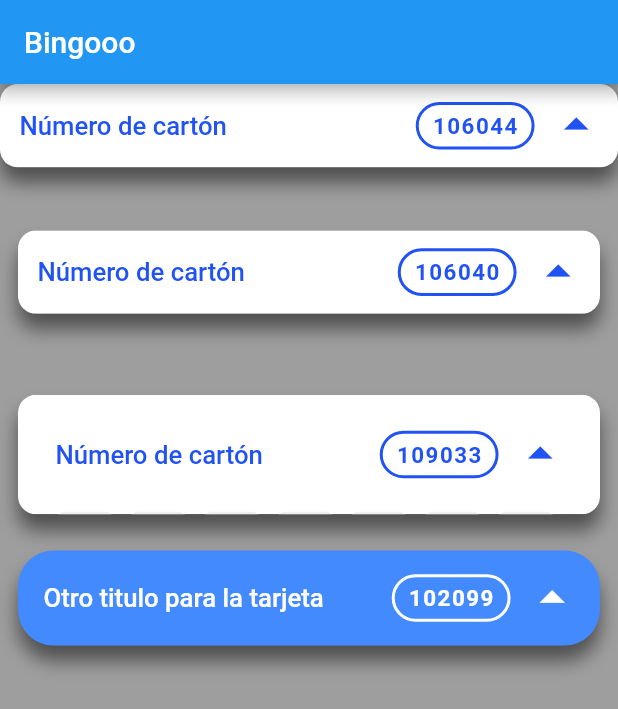
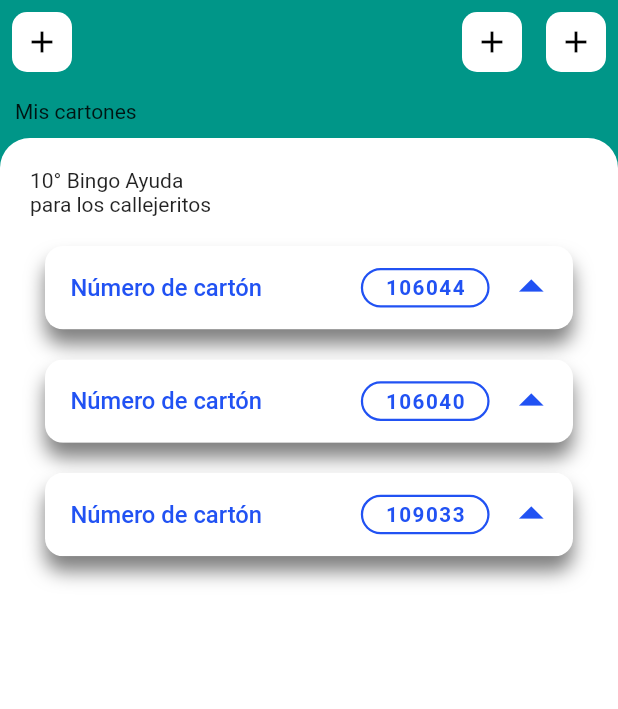
Before and after one commit to flourdes/folding_cardboard, a Flutter app: the screen it shows after launch, on a phone screen of 412 x 824 dp. Shown: the top 709 px of the screen. Run offline on Flutter 3.47's test engine with Material 2 defaults, Android fonts, the light colour scheme and no system bars.

Commit message:
Update
cambio

```diff
--- a/lib/folding_cardboard_component.dart
+++ b/lib/folding_cardboard_component.dart
@@ -1,15 +1,15 @@
 import 'package:flutter/material.dart';
-import 'models/lottery_ticket_model.dart';
+import 'models/bingo_ticket_model.dart';
 
 class FoldingCardboardComponent extends StatefulWidget {
   final String id = "folding_cardboard_component";
   final Color color;
   final String title;
-  final LotteryTicketModel lotteryTicketModel;
+  final BingoTicketModel bingoTicketModel;
   const FoldingCardboardComponent(
       {super.key,
       this.title = "Número de cartón",
-      required this.lotteryTicketModel,
+      required this.bingoTicketModel,
       this.color = Colors.blue});
 
   @override
@@ -49,8 +49,8 @@ class _FoldingCardboardComponentState extends State<FoldingCardboardComponent> {
     );
   }
   String addNumbers(index){
-    if(index < widget.lotteryTicketModel.numberList.length){
-      return widget.lotteryTicketModel.numberList[index].toString();
+    if(index < widget.bingoTicketModel.numberList.length){
+      return widget.bingoTicketModel.numberList[index].toString();
     }else{
       return "-";
     }
@@ -85,7 +85,7 @@ class _FoldingCardboardComponentState extends State<FoldingCardboardComponent> {
                           borderRadius: BorderRadius.circular(20),
                         ),
                         child: Text(
-                          widget.lotteryTicketModel.number.toString(),
+                          widget.bingoTicketModel.number.toString(),
                           style: const TextStyle(color: Colors.blue, fontWeight: FontWeight.w600, letterSpacing: 1),
                         ),
                       ),
--- a/lib/folding_cardboard_component_custom.dart
+++ b/lib/folding_cardboard_component_custom.dart
@@ -1,5 +1,5 @@
 import 'package:flutter/material.dart';
-import 'models/lottery_ticket_model.dart';
+import 'models/bingo_ticket_model.dart';
 
 class FoldingCardboardComponentCustom extends StatefulWidget {
   final Color colorMain;
@@ -7,7 +7,7 @@ class FoldingCardboardComponentCustom extends StatefulWidget {
   final Color cellColor;
   final Color cellText;
   final String title;
-  final LotteryTicketModel lotteryTicketModel;
+  final BingoTicketModel bingoTicketModel;
   final EdgeInsetsGeometry padding;
   final double borderRadiusCircularCardBoard;
   final double borderRadiusCircularCell;
@@ -15,7 +15,7 @@ class FoldingCardboardComponentCustom extends StatefulWidget {
   const FoldingCardboardComponentCustom({
     Key? key,
     this.title = "Número de cartón",
-    required this.lotteryTicketModel,
+    required this.bingoTicketModel,
     this.colorMain = const Color.fromARGB(255, 33, 82, 243),
     this.backgroundColor = Colors.white,
     this.cellText = Colors.black54,
@@ -39,28 +39,30 @@ class _FoldingCardboardComponentCustomState
   @override
   Widget build(BuildContext context) {
     final double size = MediaQuery.of(context).size.width.toDouble();
-    late final double sizeCell = size / 9 >= 52 ? 52 : size / 9;
-    late final double sizeNumber = size / 9 >= 52 ? 19.5 : size / 24;
-    late final double sizeText = size / 9 >= 52 ? 19.5 : size / 24;
+    late final double sizeCell = size/9;//size / 9 >= 45 ? 45 : size / 9;
+    late final double sizeNumber = size / 9 >= 63 ? 23.625 : size / 24;;//size / 9 >= 52 ? 19.5 : size / 24;
+    late final double sizeText = size / 9 >= 52 ? 19.5 : size / 26;
     late final double sizeContainerMainNumber =
-        size / 5.2 >= 90 ? 90 : size / 5.2;
+        size / 4.8 >= 90 ? 90 : size / 4.8;
     late final double sizeIcon = size / 10.4 >= 45 ? 45 : size / 10.4;
-
+    late final double sizeWidget = sizeCell * 7 + widget.padding.horizontal.toDouble() * 2 + 5 * 14;
+    const double marginCell = 3;
     List<TableRow> carton = List.generate(
         5,
         (indexCol) => TableRow(
             children: List.generate(
                 7,
                 (indexRow) =>
-                    _cell(indexCol * 7 + indexRow, sizeCell, sizeNumber))));
+                    _cell(indexCol * 7 + indexRow, sizeCell, sizeNumber, marginCell))));
     return _expansionTable(
-        carton, sizeCell, sizeText, sizeContainerMainNumber, sizeIcon);
+        carton, sizeCell, sizeText, sizeContainerMainNumber, sizeIcon,sizeWidget,marginCell);
   }
 
   void onTap() {
     setState(() {
       if (!_isOpen) {
-        sizeTable = (MediaQuery.of(context).size.width.toDouble() / 9 >= 52
+        sizeTable =
+        (MediaQuery.of(context).size.width.toDouble() / 9 >= 52
                 ? 52
                 : (MediaQuery.of(context).size.width.toDouble() / 9) * 5) +
             55;
@@ -71,22 +73,24 @@ class _FoldingCardboardComponentCustomState
     });
   }
 
-  _cell(index, sizeCell, sizeNumber) {
+  _cell(index, sizeCell, sizeNumber, marginCell) {
     return Container(
       width: sizeCell,
       height: sizeCell,
-      margin: const EdgeInsets.all(
-          5), //index%7 == 0 ? const EdgeInsets.only(right: 5) : const EdgeInsets.only(left: 5),
+      margin: EdgeInsets.all(
+          marginCell), //index%7 == 0 ? const EdgeInsets.only(right: 5) : const EdgeInsets.only(left: 5),
       decoration: BoxDecoration(
           color: widget.cellColor, //Colors.grey.shade200
           borderRadius: BorderRadius.circular(widget.borderRadiusCircularCell),
-          boxShadow: [
+          /*boxShadow: [
             BoxShadow(
               color: widget.cellColor.withOpacity(0.9),
               blurRadius: 1,
               offset: const Offset(3.5, 3.5),
             ),
-          ]),
+          ]
+          */
+          ),
       alignment: Alignment.center,
       child: Text(
         addNumbers(index),
@@ -100,15 +104,15 @@ class _FoldingCardboardComponentCustomState
   }
 
   String addNumbers(index) {
-    if (index < widget.lotteryTicketModel.numberList.length) {
-      return widget.lotteryTicketModel.numberList[index].toString();
+    if (index < widget.bingoTicketModel.numberList.length) {
+      return widget.bingoTicketModel.numberList[index].toString();
     } else {
       return "-";
     }
   }
 
   _expansionTable(
-      carton, sizeCell, sizeText, sizeContainerMainNumber, sizeIcon) {
+      carton, sizeCell, sizeText, sizeContainerMainNumber, sizeIcon,sizeWidget,marginCell) {
     return Container(
       decoration: BoxDecoration(
           borderRadius:
@@ -126,7 +130,7 @@ class _FoldingCardboardComponentCustomState
           borderRadius:
               BorderRadius.circular(widget.borderRadiusCircularCardBoard),
           child: Container(
-            width: double.infinity,
+            width: sizeWidget,//double.infinity,
             decoration: BoxDecoration(
               color: widget.backgroundColor,
             ),
@@ -142,11 +146,11 @@ class _FoldingCardboardComponentCustomState
                     mainAxisAlignment: MainAxisAlignment.spaceBetween,
                     children: [
                       Text(
-                          widget.title,
+                        " ${widget.title}",
                         style: TextStyle(
                           fontSize: sizeText,
                           fontWeight: FontWeight.w500,
-                            color: widget.colorMain, //colorMain
+                          color: widget.colorMain, //topBarColor
                         ),
                       ),
                       Row(
@@ -155,20 +159,20 @@ class _FoldingCardboardComponentCustomState
                           Padding(
                             padding: const EdgeInsets.only(right: 8.0),
                             child: Container(
-                                height: sizeContainerMainNumber / 2.5,
+                              height: sizeContainerMainNumber / 3.25,
                               width: sizeContainerMainNumber,
                               alignment: Alignment.center,
                               decoration: BoxDecoration(
                                 border: Border.all(
-                                    width: 2,
-                                    color: widget.colorMain, //colorMain
+                                  width: 1.5,
+                                  color: widget.colorMain, //topBarColor
                                 ),
                                 borderRadius: BorderRadius.circular(20),
                               ),
                               child: Text(
-                                  widget.lotteryTicketModel.number.toString(),
+                                widget.bingoTicketModel.number.toString(),
                                 style: TextStyle(
-                                    color: widget.colorMain, //colorMain
+                                  color: widget.colorMain, //topBarColor
                                   fontWeight: FontWeight.w600,
                                   fontSize: sizeText / 1.15,
                                   letterSpacing: 1,
@@ -193,8 +197,10 @@ class _FoldingCardboardComponentCustomState
                   AnimatedContainer(
                     duration: const Duration(milliseconds: 200),
                     curve: Curves.linear,
-                    height: _isOpen
-                        ? sizeCell * 5 + 55
+                    height:
+
+                    _isOpen
+                        ? sizeCell * 5 + marginCell*10 + 5
                         : 0, //sizeCell*5+55, //(MediaQuery.of(context).size.width.toDouble() / 9 >= 52 ? 52 : (MediaQuery.of(context).size.width.toDouble() / 9)*5) + 55,//_isOpen ? sizeTable : (MediaQuery.of(context).size.width.toDouble() / 9 >= 52 ? 52 : (MediaQuery.of(context).size.width.toDouble() / 9)*5) + 55,
                     child: Padding(
                       padding: EdgeInsets.only(
--- a/lib/main.dart
+++ b/lib/main.dart
@@ -18,7 +18,7 @@ class MyApp extends StatelessWidget {
       theme: ThemeData(
         primarySwatch: Colors.blue,
       ),
-      home: const View(),
+      home: const Test(),
     );
   }
 }
--- /dev/null
+++ b/lib/models/bingo_ticket_model.dart
@@ -0,0 +1,5 @@
+class BingoTicketModel{
+  int number;
+  List<int> numberList;
+  BingoTicketModel({required this.number, required this.numberList});
+}
--- a/lib/models/lottery_ticket_model.dart
+++ /dev/null
@@ -1,5 +0,0 @@
-class LotteryTicketModel{
-  int number;
-  List<int> numberList;
-  LotteryTicketModel({required this.number, required this.numberList});
-}
--- a/lib/view.dart
+++ b/lib/view.dart
@@ -1,22 +1,16 @@
 import 'dart:math';
+
 import 'package:flutter/material.dart';
-import 'package:folding_cardboard/folding_cardboard_component_custom.dart';
-import 'models/lottery_ticket_model.dart';
+import 'folding_cardboard_component_custom.dart';
+import 'models/bingo_ticket_model.dart';
 
-class View extends StatefulWidget {
-  final String id = "view";
-  const View({Key? key}) : super(key: key);
+class Test extends StatelessWidget {
+  const Test({Key? key}) : super(key: key);
 
-  @override
-  State<View> createState() => _ViewState();
-}
-
-class _ViewState extends State<View> {
   @override
   Widget build(BuildContext context) {
     Random rnd = Random();
-
-    int _numberUnique(int limit, List<int> numbers) {
+    int numberUnique(int limit, List<int> numbers) {
       bool flag = false;
       int random = 0;
       if (numbers.isEmpty) {
@@ -28,69 +22,107 @@ class _ViewState extends State<View> {
       }
       return random;
     }
-
-    List<int> _numbersList() {
+    List<int> numbersList() {
       List<int> numbers = [];
       for (int i = 0; i < 33; i++) {
-        numbers.add(_numberUnique(100,numbers));
+        numbers.add(numberUnique(100,numbers));
       }
       return numbers;
     }
+    BingoTicketModel bingoTicket =
+    BingoTicketModel(number: 106044, numberList: numbersList());
+    BingoTicketModel bingoTicketB =
+    BingoTicketModel(number: 106040, numberList: numbersList());
+    BingoTicketModel bingoTicketC =
+    BingoTicketModel(number: 109033, numberList: numbersList());
 
-    LotteryTicketModel lotteryTicket =
-        LotteryTicketModel(number: 106044, numberList: _numbersList());
-    LotteryTicketModel lotteryTicketB =
-        LotteryTicketModel(number: 106040, numberList: _numbersList());
-    LotteryTicketModel lotteryTicketC =
-        LotteryTicketModel(number: 109033, numberList: _numbersList());
-    LotteryTicketModel lotteryTicketD =
-        LotteryTicketModel(number: 102099, numberList: _numbersList());
+
     return Scaffold(
-      backgroundColor: Colors.grey,
       appBar: AppBar(
-        title: const Text("Bingooo"),
+        elevation: 0,
+        backgroundColor: Colors.teal,
+        leading: _cuadrado(),
+        actions: [
+          _cuadrado(),
+          _cuadrado()
+        ],
       ),
-      body: SingleChildScrollView(
+        body: Container(
+          width: double.infinity,
+          color: Colors.teal,
           child: Column(
-          crossAxisAlignment: CrossAxisAlignment.center,
+            crossAxisAlignment: CrossAxisAlignment.start,
             children: [
-            FoldingCardboardComponentCustom(
-                lotteryTicketModel: lotteryTicket,
+              const Padding(
+                padding: EdgeInsets.all(10),
+                child: Text('Mis cartones'),
               ),
-            const SizedBox(
-              height: 30,
+              Expanded(
+                child: Container(
+                  padding: const EdgeInsets.all(20),
+                  width: double.infinity,
+                  decoration: const BoxDecoration(
+                      color: Colors.white,
+                      borderRadius: BorderRadius.only(
+                          topRight: Radius.circular(20), topLeft: Radius.circular(20))
                   ),
+                  child: Column(
+                    mainAxisAlignment: MainAxisAlignment.spaceBetween,
+                    children: [
                       Padding(
-              padding: const EdgeInsets.all(12.0),
-              child: FoldingCardboardComponentCustom(
-                  lotteryTicketModel: lotteryTicketB,)
-            ),
-            const SizedBox(
-              height: 30,
-            ),
-            Padding(
-              padding: const EdgeInsets.all(12.0),
-              child: FoldingCardboardComponentCustom(
-                  lotteryTicketModel: lotteryTicketC,
-                  padding: const EdgeInsets.all(20),),
-            ),
-            Padding(
-              padding: const EdgeInsets.all(12.0),
-              child: FoldingCardboardComponentCustom(
-                  lotteryTicketModel: lotteryTicketD,
-                  backgroundColor: Colors.blueAccent,
-                  borderRadiusCircularCardBoard: 24,
-                  borderRadiusCircularCell: 12,
-                  cellColor: Colors.black,
-                  cellText: Colors.white,
-                  colorMain: Colors.white,
-                  title: "Otro titulo para la tarjeta",
-                  padding: const EdgeInsets.all(12),
+                        padding: const EdgeInsets.only(bottom: 10),
+                        child: Row(
+                          children: const [
+                            SizedBox(
+                              width: 130,
+                              child: Text(
+                                '10° Bingo Ayuda para los callejeritos'
                               ),
                             ),
                           ],
                         ),
                       ),
+                      Expanded(
+                        child: SingleChildScrollView(
+                          child: Column(
+                            children: [
+                              Padding(
+                                padding: const EdgeInsets.all(10),
+                                child: FoldingCardboardComponentCustom(bingoTicketModel: bingoTicket,),
+                              ),
+                              Padding(
+                                padding: const EdgeInsets.all(10),
+                                child: FoldingCardboardComponentCustom(bingoTicketModel: bingoTicketB,),
+                              ),
+                              Padding(
+                                padding: const EdgeInsets.all(10),
+                                child: FoldingCardboardComponentCustom(bingoTicketModel: bingoTicketC,),
+                              ),
+                            ],
+                          ),
+                        ),
+                      ),
+
+
+                    ],
+                  ),
+                ),
+              ),
+            ],
+          ),
+        ));
+  }
+  Widget _cuadrado(){
+    return Padding(
+      padding: const EdgeInsets.all(8.0),
+      child: Container(
+          width: 40,
+          decoration: BoxDecoration(
+            color: Colors.white,
+            borderRadius: BorderRadius.circular(10),
+          ),
+          child: const Icon(Icons.add,color: Colors.black,),
+      ),
     );
   }
 }
```
Lines whose indentation alone changed are shown as unchanged.
